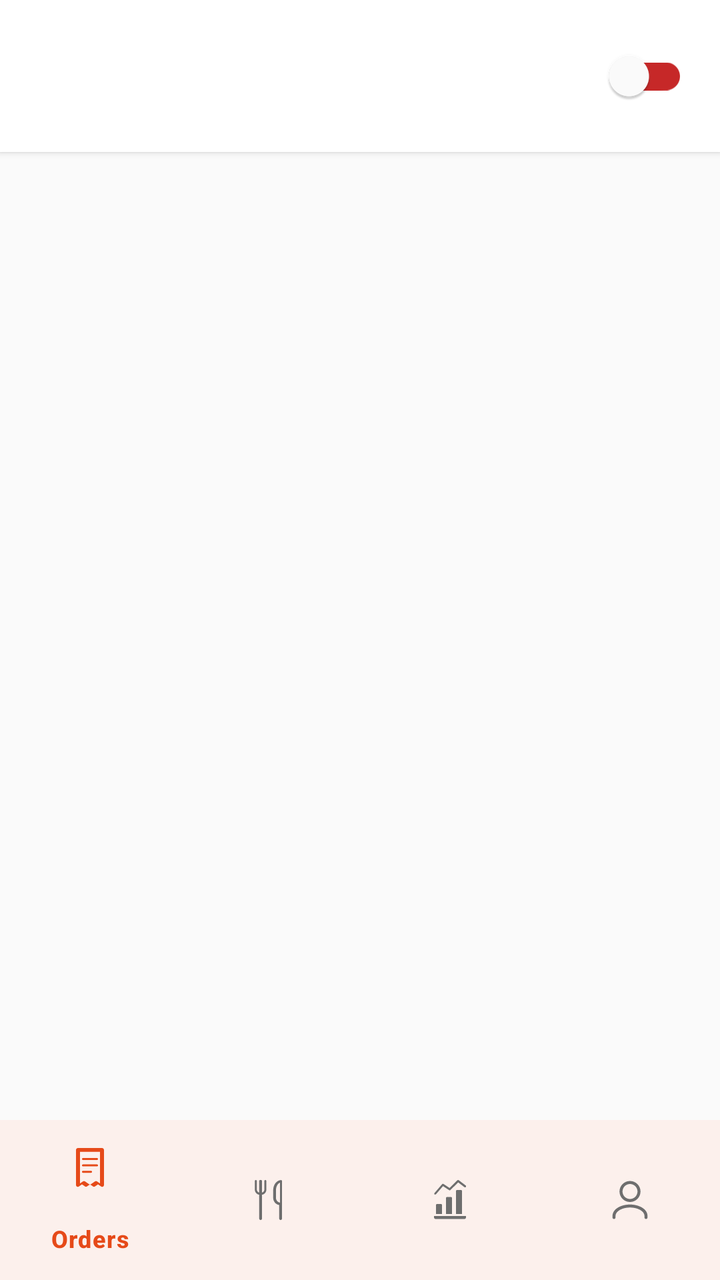
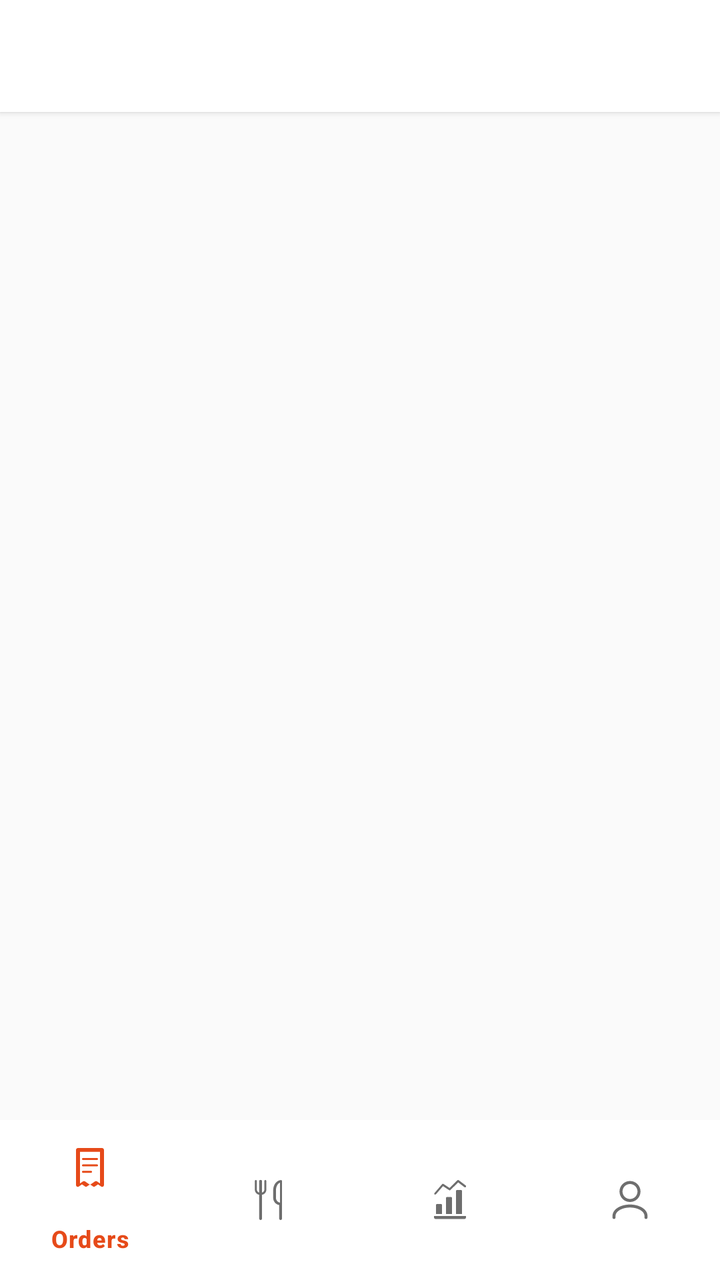

Screens rendered from an Android XML layout before and after an edit, with the pre-edit source and the edit as a unified diff.
<!-- AndroidManifest.xml: application theme Theme.AnydropRestaurant -->
<!-- res/layout/activity_main.xml -->
<?xml version="1.0" encoding="utf-8"?>
<LinearLayout xmlns:android="http://schemas.android.com/apk/res/android"
    xmlns:app="http://schemas.android.com/apk/res-auto"
    android:layout_width="match_parent"
    android:layout_height="match_parent"
    android:orientation="vertical"
    android:background="@color/background">

    
    <LinearLayout
        android:layout_width="match_parent"
        android:layout_height="wrap_content"
        android:orientation="horizontal"
        android:gravity="center_vertical"
        android:background="@color/surface"
        android:paddingHorizontal="16dp"
        android:paddingVertical="14dp"
        android:elevation="2dp">

        <TextView
            android:id="@+id/restaurantNameText"
            android:layout_width="0dp"
            android:layout_height="wrap_content"
            android:layout_weight="1"
            android:textSize="18sp"
            android:textStyle="bold"
            android:textColor="@color/text_primary"
            android:maxLines="1"
            android:ellipsize="end" />

        
        <TextView
            android:id="@+id/statusLabelText"
            android:layout_width="wrap_content"
            android:layout_height="wrap_content"
            android:layout_marginEnd="8dp"
            android:textStyle="bold"
            android:textSize="13sp" />

        <com.google.android.material.switchmaterial.SwitchMaterial
            android:id="@+id/statusSwitch"
            android:layout_width="wrap_content"
            android:layout_height="wrap_content"
            app:thumbTint="@color/white"
            app:trackTint="@color/switch_track_color" />
    </LinearLayout>

    <androidx.fragment.app.FragmentContainerView
        android:id="@+id/navHostContainer"
        android:layout_width="match_parent"
        android:layout_height="0dp"
        android:layout_weight="1" />

    
    <com.google.android.material.bottomnavigation.BottomNavigationView
        android:id="@+id/bottomNav"
        android:layout_width="match_parent"
        android:layout_height="wrap_content"
        android:background="@color/surface"
        app:itemIconTint="@color/bottom_nav_item_color"
        app:itemTextColor="@color/bottom_nav_item_color"
        app:menu="@menu/bottom_nav_menu" />

</LinearLayout>
<!-- resources referenced by this layout -->
<resources>
  <style name="Theme.AnydropRestaurant" parent="Theme.Material3.Light.NoActionBar">
          <item name="colorPrimary">@color/anydrop_primary</item>
          <item name="colorPrimaryVariant">@color/anydrop_primary_dark</item>
          <item name="colorOnPrimary">@color/white</item>
          <item name="colorPrimaryContainer">@color/anydrop_primary_container</item>
          <item name="colorOnPrimaryContainer">@color/anydrop_primary_dark</item>
          <item name="colorSecondary">@color/anydrop_secondary</item>
          <item name="colorSurface">@color/surface</item>
          <item name="colorSurfaceVariant">@color/background</item>
          <item name="colorOnSurface">@color/text_primary</item>
          <item name="colorOnSurfaceVariant">@color/text_secondary</item>
          <item name="colorOutline">@color/outline</item>
          <item name="android:windowBackground">@color/background</item>
          
          <item name="android:statusBarColor">@color/anydrop_primary</item>
          <item name="android:windowLightStatusBar">false</item>
          <item name="android:textColorPrimary">@color/text_primary</item>
          <item name="android:textColorSecondary">@color/text_secondary</item>
          
          <item name="android:forceDarkAllowed" tools:targetApi="29">false</item>
          
          <item name="materialAlertDialogTheme">@style/ThemeOverlay.AnydropRestaurant.AlertDialog</item>
          <item name="alertDialogTheme">@style/ThemeOverlay.AnydropRestaurant.AlertDialog</item>
          
          <item name="materialCalendarTheme">@style/ThemeOverlay.AnydropRestaurant.DatePicker</item>
          <item name="materialCalendarStyle">@style/Widget.AnydropRestaurant.CalendarStyle</item>
          
          <item name="materialTimePickerTheme">@style/ThemeOverlay.AnydropRestaurant.DatePicker</item>
      </style>
  <color name="anydrop_primary_container">#FFE0D3</color>
  <style name="ThemeOverlay.AnydropRestaurant.AlertDialog" parent="ThemeOverlay.Material3.MaterialAlertDialog">
          <item name="colorSurface">@color/surface</item>
          <item name="colorOnSurface">@color/text_primary</item>
          <item name="colorOnSurfaceVariant">@color/text_secondary</item>
          <item name="colorPrimary">@color/anydrop_primary</item>
          <item name="colorOutline">@color/outline</item>
          <item name="shapeAppearanceOverlay">@style/ShapeAppearance.AnydropRestaurant.Dialog</item>
          <item name="materialAlertDialogTitleTextStyle">@style/TextAppearance.AnydropRestaurant.DialogTitle</item>
          <item name="buttonBarPositiveButtonStyle">@style/Widget.AnydropRestaurant.Dialog.Button</item>
          <item name="buttonBarNegativeButtonStyle">@style/Widget.AnydropRestaurant.Dialog.Button</item>
          <item name="buttonBarNeutralButtonStyle">@style/Widget.AnydropRestaurant.Dialog.Button</item>
      </style>
  <style name="ThemeOverlay.AnydropRestaurant.DatePicker" parent="ThemeOverlay.Material3.MaterialCalendar">
          <item name="colorPrimary">@color/anydrop_primary</item>
          <item name="colorOnPrimary">@color/white</item>
          <item name="colorSurface">@color/surface</item>
          <item name="colorOnSurface">@color/text_primary</item>
          <item name="colorOnSurfaceVariant">@color/text_secondary</item>
      </style>
  <style name="Widget.AnydropRestaurant.CalendarStyle" parent="Widget.Material3.MaterialCalendar">
          <item name="android:windowFullscreen">false</item>
      </style>
  <style name="ShapeAppearance.AnydropRestaurant.Dialog" parent="ShapeAppearance.Material3.MediumComponent">
          <item name="cornerSize">16dp</item>
      </style>
  <style name="TextAppearance.AnydropRestaurant.DialogTitle" parent="MaterialAlertDialog.Material3.Title.Text">
          <item name="android:textColor">@color/text_primary</item>
          <item name="android:textStyle">bold</item>
      </style>
  <style name="Widget.AnydropRestaurant.Dialog.Button" parent="Widget.Material3.Button.TextButton.Dialog">
          <item name="android:textColor">@color/anydrop_primary</item>
      </style>
  <!-- unchanged entries left out for length: 9 -->
</resources>

<!-- the commit's change to res/layout/activity_main.xml (unified diff, before → after) -->
@@ -39,10 +39,9 @@
 
         <com.google.android.material.switchmaterial.SwitchMaterial
             android:id="@+id/statusSwitch"
-            android:layout_width="wrap_content"
-            android:layout_height="wrap_content"
-            app:thumbTint="@color/white"
-            app:trackTint="@color/switch_track_color" />
+            style="@style/ToggleSwitch.Filled"
+            android:layout_width="52dp"
+            android:layout_height="28dp" />
     </LinearLayout>
 
     <androidx.fragment.app.FragmentContainerView
<!-- resource entries referenced after the edit -->
@@ -1,14 +1,18 @@
 <!-- resources referenced by this layout -->
 <resources>
-  <style name="Theme.AnydropRestaurant" parent="Theme.Material3.Light.NoActionBar">
+  <style name="ToggleSwitch.Filled" parent="Widget.MaterialComponents.CompoundButton.Switch">
+          <item name="track">@drawable/toggle_track_selector</item>
+          <item name="android:track">@drawable/toggle_track_selector</item>
+          <item name="android:thumb">@drawable/bg_toggle_thumb</item>
+          <item name="showText">false</item>
+          <item name="android:textOn">@null</item>
+          <item name="android:textOff">@null</item>
+      </style>
+  <style name="Theme.AnydropRestaurant" parent="Theme.Material3.DayNight.NoActionBar">
           <item name="colorPrimary">@color/anydrop_primary</item>
           <item name="colorPrimaryVariant">@color/anydrop_primary_dark</item>
           <item name="colorOnPrimary">@color/white</item>
-          <item name="colorPrimaryContainer">@color/anydrop_primary_container</item>
-          <item name="colorOnPrimaryContainer">@color/anydrop_primary_dark</item>
           <item name="colorSecondary">@color/anydrop_secondary</item>
-          <item name="colorSurface">@color/surface</item>
-          <item name="colorSurfaceVariant">@color/background</item>
           <item name="colorOnSurface">@color/text_primary</item>
           <item name="colorOnSurfaceVariant">@color/text_secondary</item>
           <item name="colorOutline">@color/outline</item>
@@ -18,50 +22,43 @@
           <item name="android:windowLightStatusBar">false</item>
           <item name="android:textColorPrimary">@color/text_primary</item>
           <item name="android:textColorSecondary">@color/text_secondary</item>
-          
-          <item name="android:forceDarkAllowed" tools:targetApi="29">false</item>
-          
-          <item name="materialAlertDialogTheme">@style/ThemeOverlay.AnydropRestaurant.AlertDialog</item>
-          <item name="alertDialogTheme">@style/ThemeOverlay.AnydropRestaurant.AlertDialog</item>
-          
-          <item name="materialCalendarTheme">@style/ThemeOverlay.AnydropRestaurant.DatePicker</item>
-          <item name="materialCalendarStyle">@style/Widget.AnydropRestaurant.CalendarStyle</item>
-          
-          <item name="materialTimePickerTheme">@style/ThemeOverlay.AnydropRestaurant.DatePicker</item>
       </style>
-  <color name="anydrop_primary_container">#FFE0D3</color>
-  <style name="ThemeOverlay.AnydropRestaurant.AlertDialog" parent="ThemeOverlay.Material3.MaterialAlertDialog">
-          <item name="colorSurface">@color/surface</item>
-          <item name="colorOnSurface">@color/text_primary</item>
-          <item name="colorOnSurfaceVariant">@color/text_secondary</item>
-          <item name="colorPrimary">@color/anydrop_primary</item>
-          <item name="colorOutline">@color/outline</item>
-          <item name="shapeAppearanceOverlay">@style/ShapeAppearance.AnydropRestaurant.Dialog</item>
-          <item name="materialAlertDialogTitleTextStyle">@style/TextAppearance.AnydropRestaurant.DialogTitle</item>
-          <item name="buttonBarPositiveButtonStyle">@style/Widget.AnydropRestaurant.Dialog.Button</item>
-          <item name="buttonBarNegativeButtonStyle">@style/Widget.AnydropRestaurant.Dialog.Button</item>
-          <item name="buttonBarNeutralButtonStyle">@style/Widget.AnydropRestaurant.Dialog.Button</item>
-      </style>
-  <style name="ThemeOverlay.AnydropRestaurant.DatePicker" parent="ThemeOverlay.Material3.MaterialCalendar">
-          <item name="colorPrimary">@color/anydrop_primary</item>
-          <item name="colorOnPrimary">@color/white</item>
-          <item name="colorSurface">@color/surface</item>
-          <item name="colorOnSurface">@color/text_primary</item>
-          <item name="colorOnSurfaceVariant">@color/text_secondary</item>
-      </style>
-  <style name="Widget.AnydropRestaurant.CalendarStyle" parent="Widget.Material3.MaterialCalendar">
-          <item name="android:windowFullscreen">false</item>
-      </style>
-  <style name="ShapeAppearance.AnydropRestaurant.Dialog" parent="ShapeAppearance.Material3.MediumComponent">
-          <item name="cornerSize">16dp</item>
-      </style>
-  <style name="TextAppearance.AnydropRestaurant.DialogTitle" parent="MaterialAlertDialog.Material3.Title.Text">
-          <item name="android:textColor">@color/text_primary</item>
-          <item name="android:textStyle">bold</item>
-      </style>
-  <style name="Widget.AnydropRestaurant.Dialog.Button" parent="Widget.Material3.Button.TextButton.Dialog">
-          <item name="android:textColor">@color/anydrop_primary</item>
-      </style>
+  <!-- drawable toggle_track_selector (drawable) -->
+  <?xml version="1.0" encoding="utf-8"?>
+  <selector xmlns:android="http://schemas.android.com/apk/res/android">
+      <item android:drawable="@drawable/bg_toggle_track_on" android:state_checked="true" />
+      <item android:drawable="@drawable/bg_toggle_track_off" />
+  </selector>
+  <!-- drawable bg_toggle_thumb (drawable) -->
+  <?xml version="1.0" encoding="utf-8"?>
+  <layer-list xmlns:android="http://schemas.android.com/apk/res/android">
+      <item android:top="1dp" android:left="1dp">
+          <shape android:shape="oval">
+              <solid android:color="#33000000" />
+          </shape>
+      </item>
+      <item android:bottom="1dp" android:right="1dp">
+          <shape android:shape="oval">
+              <solid android:color="@color/white" />
+          </shape>
+      </item>
+  </layer-list>
+  <!-- drawable bg_toggle_track_on (drawable) -->
+  <?xml version="1.0" encoding="utf-8"?>
+  <shape xmlns:android="http://schemas.android.com/apk/res/android"
+      android:shape="rectangle">
+      <solid android:color="@color/toggle_track_on" />
+      <corners android:radius="14dp" />
+  </shape>
+  <!-- drawable bg_toggle_track_off (drawable) -->
+  <?xml version="1.0" encoding="utf-8"?>
+  <shape xmlns:android="http://schemas.android.com/apk/res/android"
+      android:shape="rectangle">
+      <solid android:color="@color/toggle_track_off" />
+      <corners android:radius="14dp" />
+  </shape>
+  <color name="toggle_track_on">#2ECC71</color>
+  <color name="toggle_track_off">#E74C3C</color>
   <!-- unchanged entries left out for length: 9 -->
 </resources>
 
